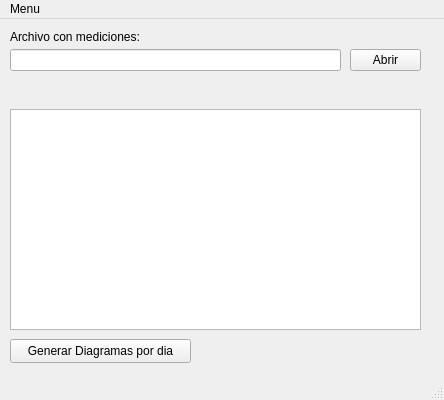
First picture: the form in ppcc/mainwindow.ui, repository ErnestoVivas/Multiconsult-ppcc, before the edit.
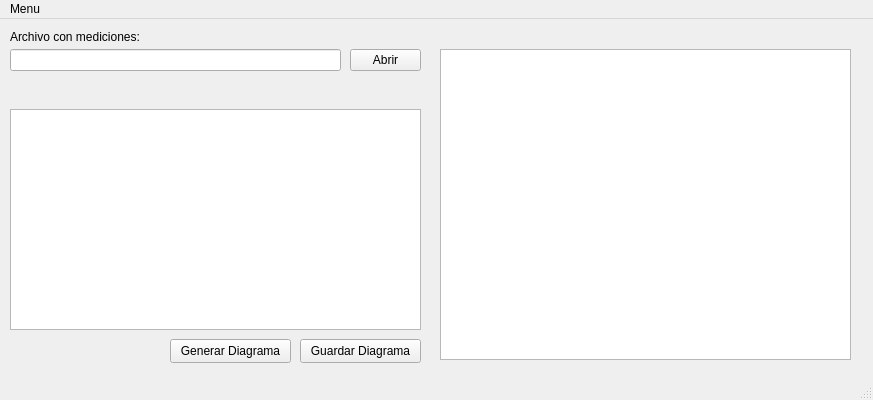
Second picture: the form after the edit. Custom widgets are drawn as their Qt base class.

Commit message: Create and save Diagram added

What changed in the file:
```diff
--- a/ppcc/mainwindow.ui
+++ b/ppcc/mainwindow.ui
@@ -6,7 +6,7 @@
    <rect>
     <x>0</x>
     <y>0</y>
-    <width>444</width>
+    <width>873</width>
     <height>400</height>
    </rect>
   </property>
@@ -53,14 +53,14 @@
    <widget class="QPushButton" name="buttonGenerateDiagrams">
     <property name="geometry">
      <rect>
-      <x>10</x>
+      <x>170</x>
       <y>320</y>
-      <width>181</width>
+      <width>121</width>
       <height>24</height>
      </rect>
     </property>
     <property name="text">
-     <string>Generar Diagramas por dia</string>
+     <string>Generar Diagrama</string>
     </property>
    </widget>
    <widget class="QTextEdit" name="textEditDisplaySheet">
@@ -73,13 +73,36 @@
      </rect>
     </property>
    </widget>
+   <widget class="QChartView" name="graphicsViewChart">
+    <property name="geometry">
+     <rect>
+      <x>440</x>
+      <y>30</y>
+      <width>411</width>
+      <height>311</height>
+     </rect>
+    </property>
+   </widget>
+   <widget class="QPushButton" name="buttonSaveDiagram">
+    <property name="geometry">
+     <rect>
+      <x>300</x>
+      <y>320</y>
+      <width>121</width>
+      <height>24</height>
+     </rect>
+    </property>
+    <property name="text">
+     <string>Guardar Diagrama</string>
+    </property>
+   </widget>
   </widget>
   <widget class="QMenuBar" name="menubar">
    <property name="geometry">
     <rect>
      <x>0</x>
      <y>0</y>
-     <width>444</width>
+     <width>873</width>
      <height>22</height>
     </rect>
    </property>
@@ -92,6 +115,13 @@
   </widget>
   <widget class="QStatusBar" name="statusbar"/>
  </widget>
+ <customwidgets>
+  <customwidget>
+   <class>QChartView</class>
+   <extends>QGraphicsView</extends>
+   <header>QtCharts</header>
+  </customwidget>
+ </customwidgets>
  <resources/>
  <connections/>
 </ui>
```
Left out of the diff: 2 changed lines with no effect on the pictures. The commit also changes 2 other files.
